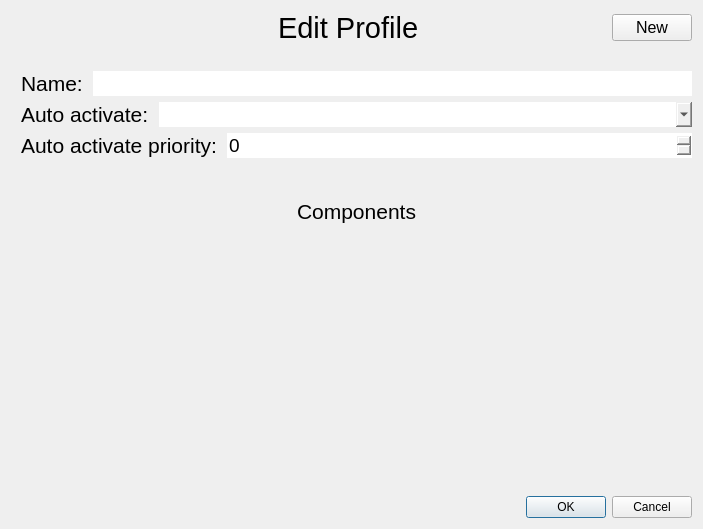
First picture: the form in microstation/ui/profile_editor.ui, repository TheCheese42/microstation, before the edit.
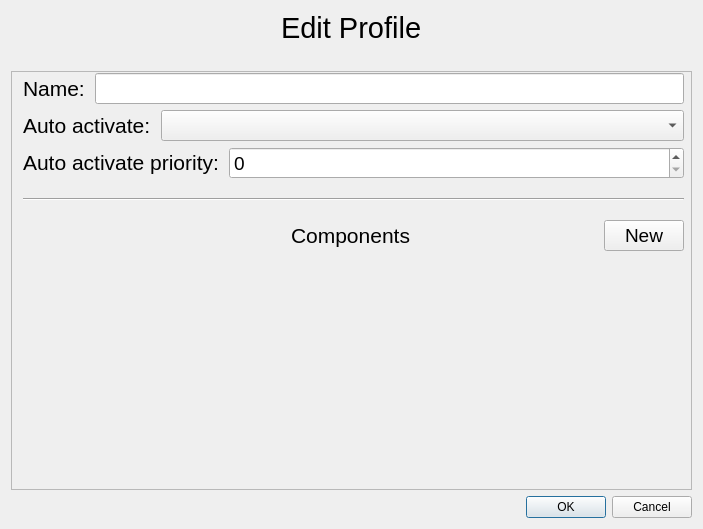
Second picture: the form after the edit. Icons and pictures are not drawn.

Commit message: Adjusted profile editor layout

Diff of the .ui file:
```diff
--- a/microstation/ui/profile_editor.ui
+++ b/microstation/ui/profile_editor.ui
@@ -23,22 +23,6 @@
      <property name="sizeConstraint">
       <enum>QLayout::SetFixedSize</enum>
      </property>
-     <item>
-      <spacer name="horizontalSpacer">
-       <property name="orientation">
-        <enum>Qt::Horizontal</enum>
-       </property>
-       <property name="sizeType">
-        <enum>QSizePolicy::Fixed</enum>
-       </property>
-       <property name="sizeHint" stdset="0">
-        <size>
-         <width>80</width>
-         <height>20</height>
-        </size>
-       </property>
-      </spacer>
-     </item>
      <item alignment="Qt::AlignHCenter">
       <widget class="QLabel" name="label">
        <property name="sizePolicy">
@@ -64,24 +48,6 @@
        </property>
       </widget>
      </item>
-     <item>
-      <widget class="QPushButton" name="newBtn">
-       <property name="sizePolicy">
-        <sizepolicy hsizetype="Fixed" vsizetype="Fixed">
-         <horstretch>0</horstretch>
-         <verstretch>0</verstretch>
-        </sizepolicy>
-       </property>
-       <property name="font">
-        <font>
-         <pointsize>12</pointsize>
-        </font>
-       </property>
-       <property name="text">
-        <string>New</string>
-       </property>
-      </widget>
-     </item>
     </layout>
    </item>
    <item>
@@ -109,7 +75,7 @@
       </sizepolicy>
      </property>
      <property name="styleSheet">
-      <string notr="true">border: null;</string>
+      <string notr="true"/>
      </property>
      <property name="widgetResizable">
       <bool>true</bool>
@@ -119,16 +85,16 @@
        <rect>
         <x>0</x>
         <y>0</y>
-        <width>685</width>
-        <height>413</height>
+        <width>683</width>
+        <height>411</height>
        </rect>
       </property>
       <widget class="QWidget" name="">
        <property name="geometry">
         <rect>
-         <x>10</x>
-         <y>0</y>
-         <width>671</width>
+         <x>11</x>
+         <y>1</y>
+         <width>661</width>
          <height>401</height>
         </rect>
        </property>
@@ -290,23 +256,93 @@
           </property>
          </spacer>
         </item>
-        <item alignment="Qt::AlignHCenter">
-         <widget class="QLabel" name="label_2">
-          <property name="sizePolicy">
-           <sizepolicy hsizetype="Preferred" vsizetype="Fixed">
-            <horstretch>0</horstretch>
-            <verstretch>0</verstretch>
-           </sizepolicy>
-          </property>
-          <property name="font">
-           <font>
-            <pointsize>16</pointsize>
-           </font>
-          </property>
-          <property name="text">
-           <string>Components</string>
-          </property>
-         </widget>
+        <item>
+         <layout class="QHBoxLayout" name="horizontalLayout_5">
+          <item>
+           <spacer name="horizontalSpacer_2">
+            <property name="orientation">
+             <enum>Qt::Horizontal</enum>
+            </property>
+            <property name="sizeType">
+             <enum>QSizePolicy::Fixed</enum>
+            </property>
+            <property name="sizeHint" stdset="0">
+             <size>
+              <width>80</width>
+              <height>20</height>
+             </size>
+            </property>
+           </spacer>
+          </item>
+          <item>
+           <spacer name="horizontalSpacer_3">
+            <property name="orientation">
+             <enum>Qt::Horizontal</enum>
+            </property>
+            <property name="sizeHint" stdset="0">
+             <size>
+              <width>40</width>
+              <height>20</height>
+             </size>
+            </property>
+           </spacer>
+          </item>
+          <item>
+           <widget class="QLabel" name="label_2">
+            <property name="sizePolicy">
+             <sizepolicy hsizetype="Fixed" vsizetype="Fixed">
+              <horstretch>0</horstretch>
+              <verstretch>0</verstretch>
+             </sizepolicy>
+            </property>
+            <property name="font">
+             <font>
+              <pointsize>16</pointsize>
+             </font>
+            </property>
+            <property name="text">
+             <string>Components</string>
+            </property>
+           </widget>
+          </item>
+          <item>
+           <spacer name="horizontalSpacer">
+            <property name="orientation">
+             <enum>Qt::Horizontal</enum>
+            </property>
+            <property name="sizeHint" stdset="0">
+             <size>
+              <width>40</width>
+              <height>20</height>
+             </size>
+            </property>
+           </spacer>
+          </item>
+          <item>
+           <widget class="QPushButton" name="newBtn">
+            <property name="sizePolicy">
+             <sizepolicy hsizetype="Fixed" vsizetype="Fixed">
+              <horstretch>0</horstretch>
+              <verstretch>0</verstretch>
+             </sizepolicy>
+            </property>
+            <property name="minimumSize">
+             <size>
+              <width>80</width>
+              <height>0</height>
+             </size>
+            </property>
+            <property name="font">
+             <font>
+              <pointsize>14</pointsize>
+             </font>
+            </property>
+            <property name="text">
+             <string>New</string>
+            </property>
+           </widget>
+          </item>
+         </layout>
         </item>
         <item>
          <spacer name="verticalSpacer_2">
```
Left out of the diff: 2 changed lines with no effect on the pictures.
